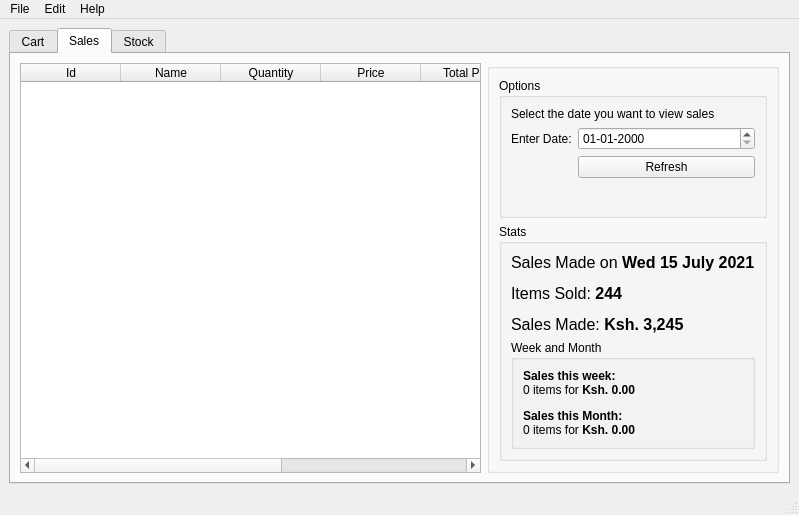
Old version of the form src/ui/stock_manager.ui in the repository krivahtoo/stockmanager.
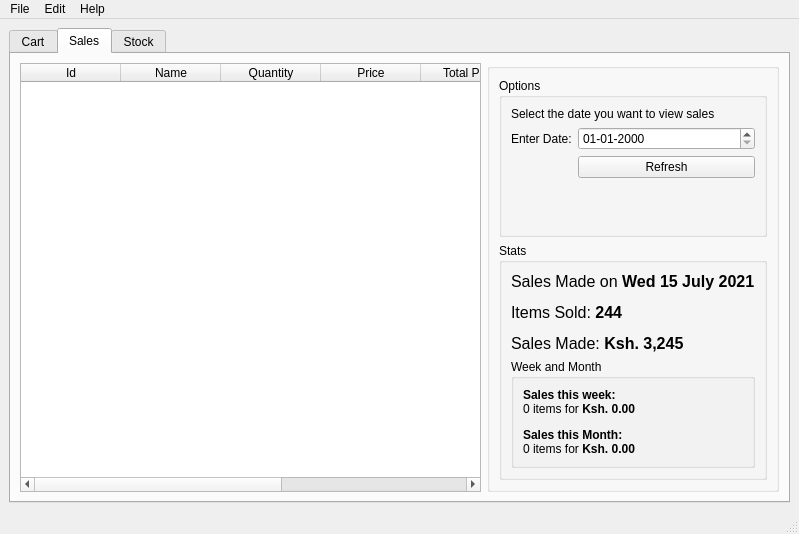
New version of the form. The open tabs and pages were chosen to show the change. Icons and pictures are not drawn.

Diff of the .ui file:
```diff
--- a/src/ui/stock_manager.ui
+++ b/src/ui/stock_manager.ui
@@ -7,7 +7,7 @@
     <x>0</x>
     <y>0</y>
     <width>799</width>
-    <height>515</height>
+    <height>534</height>
    </rect>
   </property>
   <property name="windowTitle">
```
Left out of the diff: 14 changed lines with no effect on the pictures.
